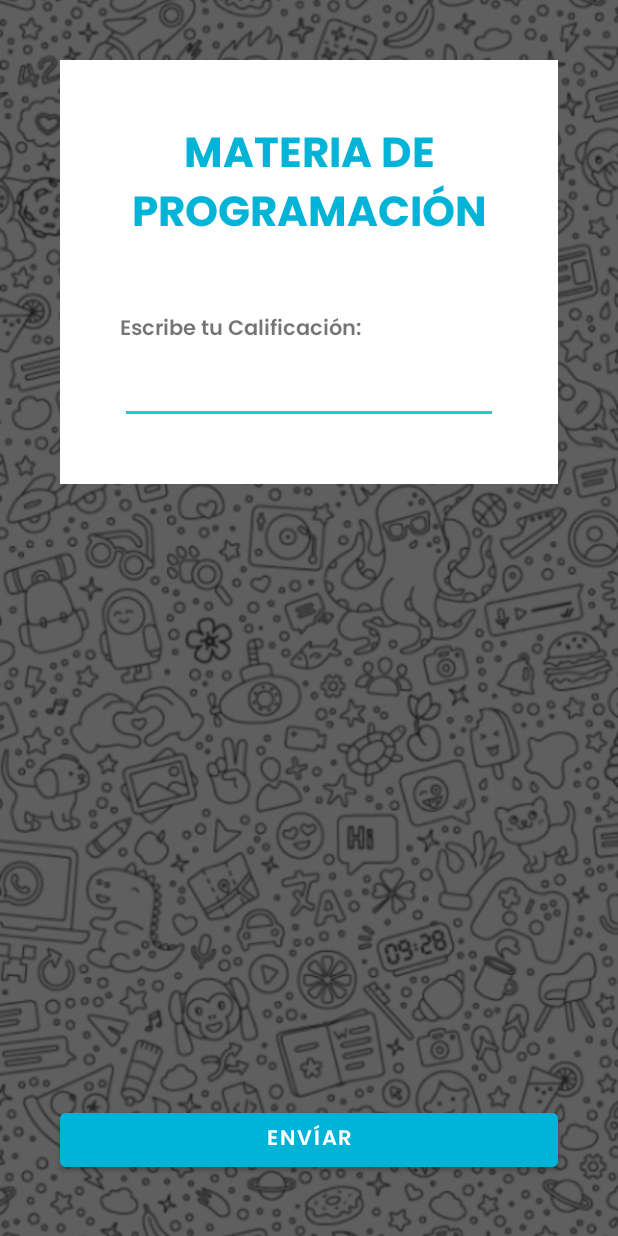
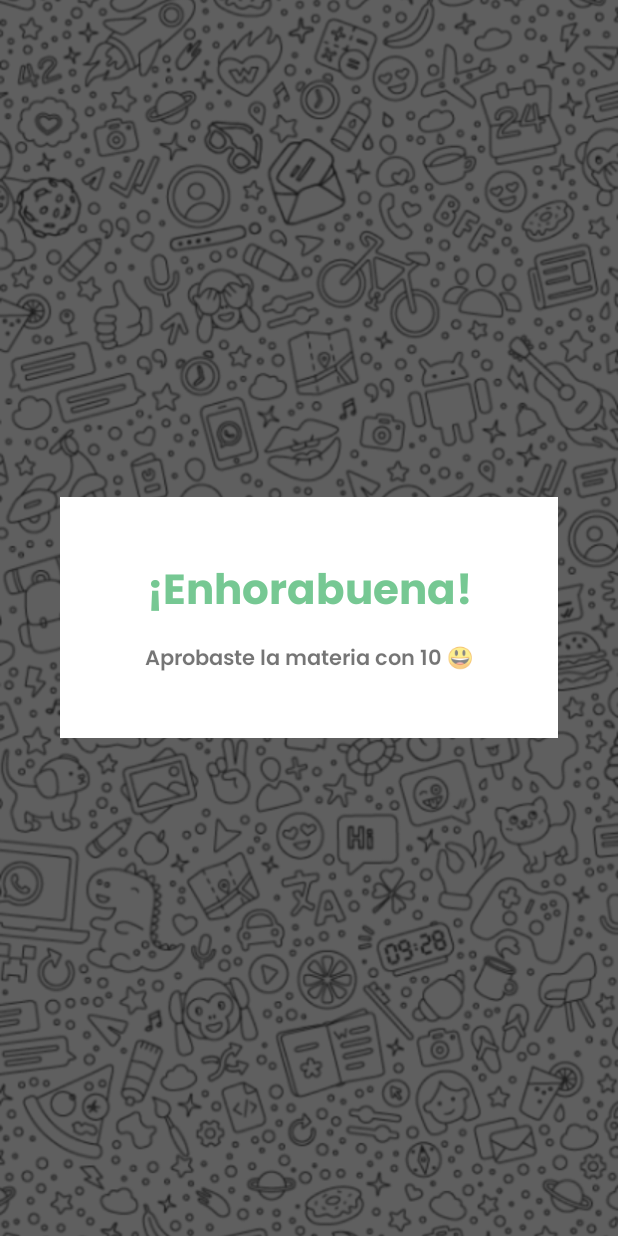
Before and after one commit to vKurama7u7v/21253_Dispositivos_Moviles, an Android app: the layout activity_third.xml on its own in the app's theme, with its tools: preview values and no code run, on a phone screen of 412 x 824 dp. Run offline under Robolectric (Android 15) with nearby library versions, the phone set to English and light mode, and no system bars.

Commit message:
add Second & Third Activity

```diff
--- /dev/null
+++ b/TareaBotonesIntents/app/src/main/java/com/example/tareabotonesintents/ThirdActivity.kt
@@ -0,0 +1,11 @@
+package com.example.tareabotonesintents
+
+import androidx.appcompat.app.AppCompatActivity
+import android.os.Bundle
+
+class ThirdActivity : AppCompatActivity() {
+    override fun onCreate(savedInstanceState: Bundle?) {
+        super.onCreate(savedInstanceState)
+        setContentView(R.layout.activity_third)
+    }
+}
--- a/TareaBotonesIntents/app/src/main/res/layout/activity_main.xml
+++ b/TareaBotonesIntents/app/src/main/res/layout/activity_third.xml
@@ -4,17 +4,8 @@
     xmlns:tools="http://schemas.android.com/tools"
     android:layout_width="match_parent"
     android:layout_height="match_parent"
-    tools:context=".MainActivity">
-<!--
-    <TextView
-        android:layout_width="wrap_content"
-        android:layout_height="wrap_content"
-        android:text="Hello World!"
-        app:layout_constraintBottom_toBottomOf="parent"
-        app:layout_constraintEnd_toEndOf="parent"
-        app:layout_constraintStart_toStartOf="parent"
-        app:layout_constraintTop_toTopOf="parent" />
--->
+    tools:context=".ThirdActivity">
+
     <ImageView
         android:id="@+id/imgViewBG"
         android:layout_width="wrap_content"
@@ -30,49 +21,33 @@
         android:layout_width="match_parent"
         android:layout_height="match_parent"
         android:orientation="vertical"
+        android:gravity="center"
         android:background="#4D222222"
         android:padding="40dp">
+
         <LinearLayout
             android:layout_width="match_parent"
             android:layout_height="wrap_content"
             android:orientation="vertical"
             android:padding="40dp"
             android:background="#fff">
-
             <TextView
                 android:layout_width="match_parent"
                 android:layout_height="wrap_content"
+                android:text="¡Enhorabuena!"
                 android:fontFamily="@font/poppins_bold"
-                android:paddingBottom="40dp"
-                android:text="@string/txtTitle"
                 android:textAlignment="center"
-                android:textColor="#00B4D8"
-                android:textSize="28sp" />
-
+                android:textColor="#76c893"
+                android:textSize="28sp"
+                android:paddingBottom="8dp"/>
             <TextView
                 android:layout_width="match_parent"
                 android:layout_height="wrap_content"
-                android:fontFamily="@font/poppins_semibold"
-                android:text="@string/txtLabelCalif" />
+                android:text="Aprobaste la materia con 10 😃"
+                android:textAlignment="center"
+                android:fontFamily="@font/poppins_semibold"/>
+        </LinearLayout>
 
-            <EditText
-                android:id="@+id/inputCalif"
-                android:layout_width="match_parent"
-                android:layout_height="wrap_content"
-                android:fontFamily="@font/poppins"
-                android:inputType="number" />
-
-        </LinearLayout>
     </LinearLayout>
 
-    <Button
-        android:id="@+id/btnSend"
-        android:layout_width="match_parent"
-        android:layout_height="wrap_content"
-        android:backgroundTint="#00B4D8"
-        android:fontFamily="@font/poppins_semibold"
-        android:text="@string/btnSend"
-        app:layout_constraintBottom_toBottomOf="parent"
-        android:layout_margin="40dp"/>
-
 </androidx.constraintlayout.widget.ConstraintLayout>
--- a/TareaBotonesIntents/app/src/main/res/values/strings.xml
+++ b/TareaBotonesIntents/app/src/main/res/values/strings.xml
@@ -3,4 +3,6 @@
     <string name="btnSend">Envíar</string>
     <string name="txtTitle">MATERIA DE PROGRAMACIÓN</string>
     <string name="txtLabelCalif">Escribe tu Calificación:</string>
+    <string name="msgSecond">Obtuviste un 6 😥</string>
+    <string name="btnClose">Regresar</string>
 </resources>
```
Also changed, not shown: TareaBotonesIntents/app/src/main/AndroidManifest.xml (+7 -0 lines), TareaBotonesIntents/app/src/main/java/com/example/tareabotonesintents/SecondActivity.kt (added, +11 -0 lines), TareaBotonesIntents/app/src/main/res/layout/activity_second.xml (renamed from LinearLayoutActivity/app/src/main/res/layout/activity_main.xml, +41 -71 lines).
